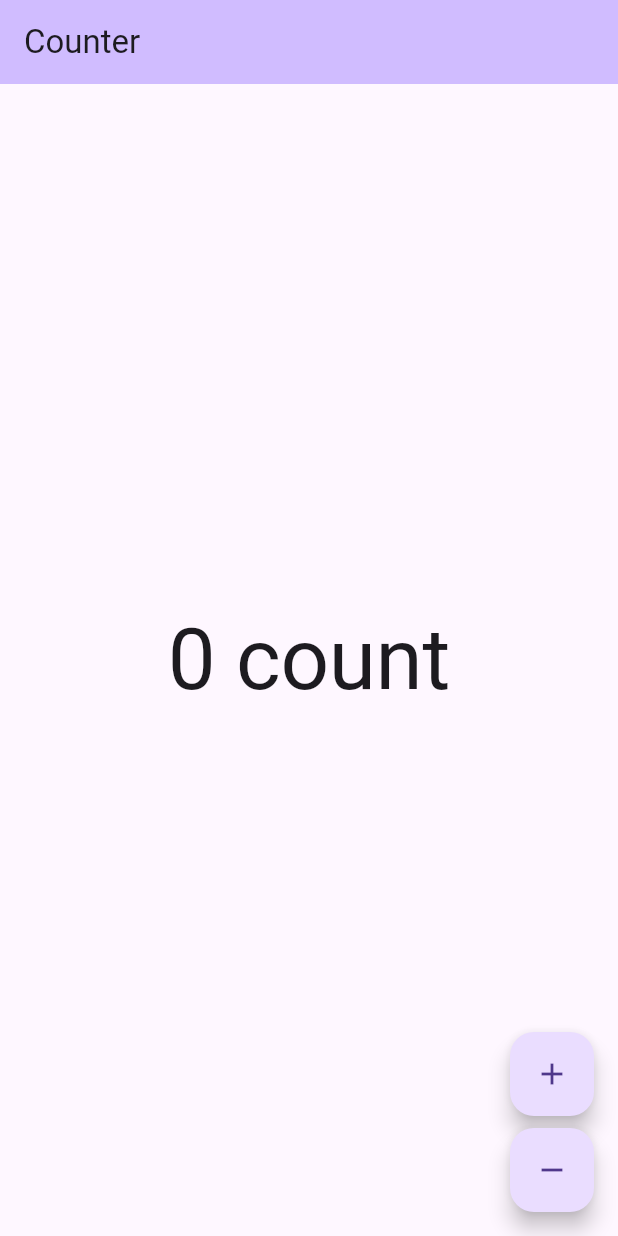
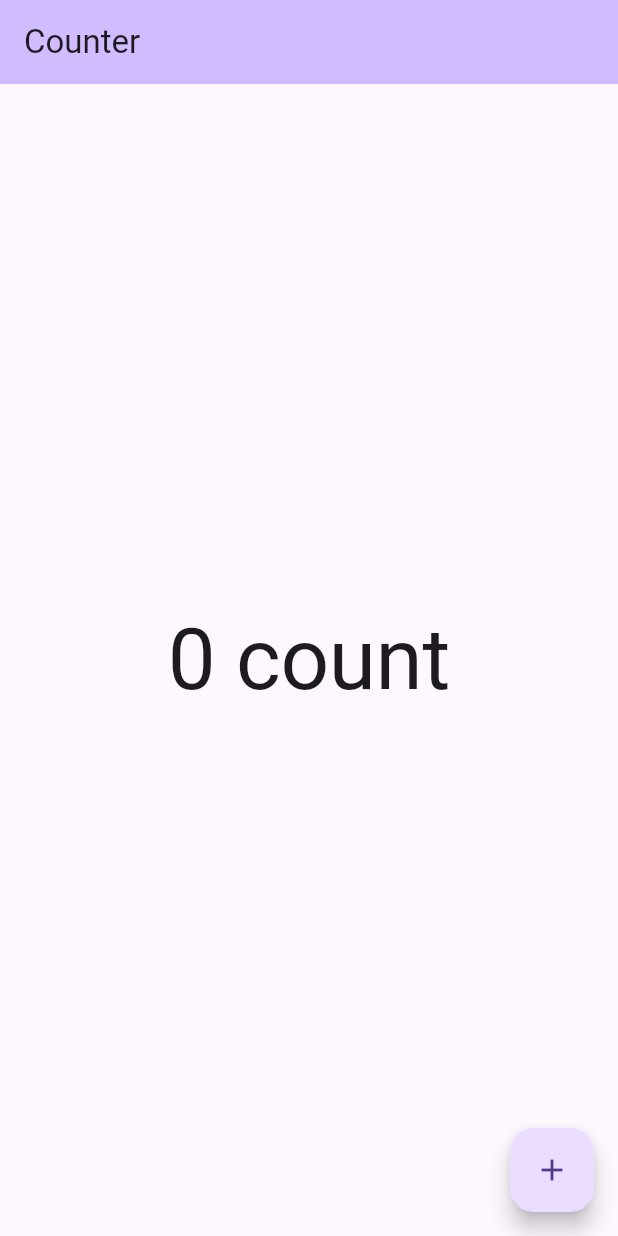
Before and after one commit to pietroid/ownership_tests, a Flutter app: the screen it shows after launch, on a phone screen of 412 x 824 dp. Run offline on Flutter 3.47's test engine with Material 3 defaults, Android fonts, the phone set to English and light mode, and no system bars; our stand-ins replace bloc, flutter_bloc; generated files the repository leaves out were written again.

Commit message:
removing minus button

```diff
--- a/lib/counter/view/counter_page.dart
+++ b/lib/counter/view/counter_page.dart
@@ -32,11 +32,6 @@ class CounterView extends StatelessWidget {
             onPressed: () => context.read<CounterCubit>().increment(),
             child: const Icon(Icons.add),
           ),
-          const SizedBox(height: 8),
-          FloatingActionButton(
-            onPressed: () => context.read<CounterCubit>().decrement(),
-            child: const Icon(Icons.remove),
-          ),
         ],
       ),
     );
```
